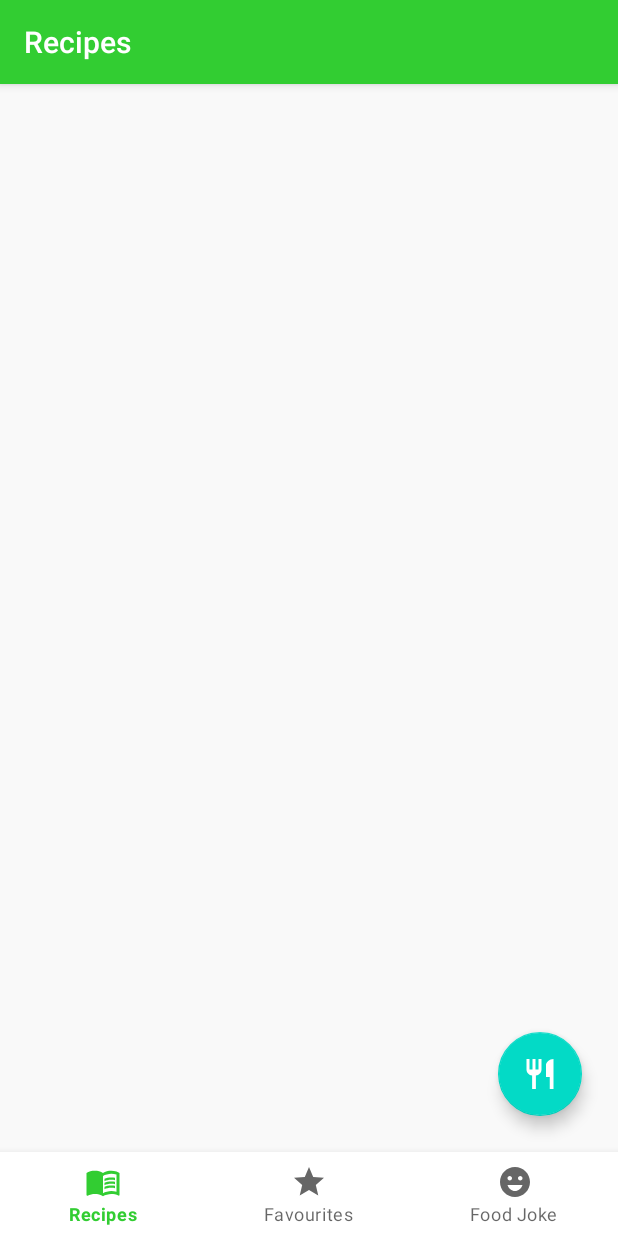
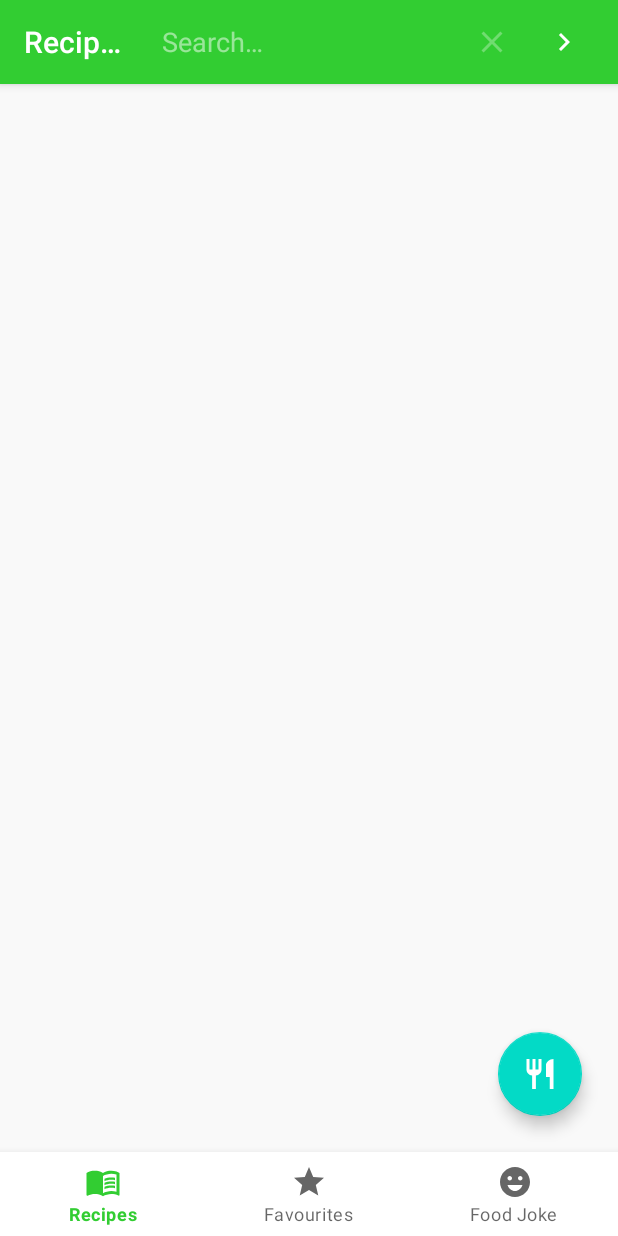
Before and after one commit to narasimha-v/Foody, an Android app: the screen it shows after launch (MainActivity), after a tap on an icon or button, on a phone screen of 412 x 824 dp. Run offline under Robolectric (Android 15) with nearby library versions, the phone set to English and light mode, and no system bars; our stand-ins replace Dagger/Hilt's generated code, Room's generated code, Shimmer, data binding, navigation-ui; plain views replace ShimmerRecyclerView; Roboto replaces fonts that are not available here; 6 statements that could not run were skipped; 1 other tap on this screen came first.

Commit message:
Search recipes

```diff
--- a/app/src/main/java/com/example/foody/data/RemoteDataSource.kt
+++ b/app/src/main/java/com/example/foody/data/RemoteDataSource.kt
@@ -11,4 +11,8 @@ class RemoteDataSource @Inject constructor(
     suspend fun getRecipes(queries: Map<String, String>): Response<FoodRecipe> {
         return foodRecipesApi.getRecipes(queries)
     }
+
+    suspend fun searchRecipes(searchQuery: Map<String, String>): Response<FoodRecipe> {
+        return foodRecipesApi.searchRecipes(searchQuery)
+    }
 }
--- a/app/src/main/java/com/example/foody/data/network/FoodRecipesApi.kt
+++ b/app/src/main/java/com/example/foody/data/network/FoodRecipesApi.kt
@@ -10,4 +10,9 @@ interface FoodRecipesApi {
     suspend fun getRecipes(
         @QueryMap queries: Map<String, String>
     ): Response<FoodRecipe>
+
+    @GET("/recipes/complexSearch")
+    suspend fun searchRecipes(
+        @QueryMap searchQuery: Map<String, String>
+    ): Response<FoodRecipe>
 }
--- a/app/src/main/java/com/example/foody/ui/fragments/recipes/RecipesFragment.kt
+++ b/app/src/main/java/com/example/foody/ui/fragments/recipes/RecipesFragment.kt
@@ -2,10 +2,9 @@ package com.example.foody.ui.fragments.recipes
 
 import android.os.Bundle
 import android.util.Log
-import android.view.LayoutInflater
-import android.view.View
-import android.view.ViewGroup
+import android.view.*
 import android.widget.Toast
+import androidx.appcompat.widget.SearchView
 import androidx.fragment.app.Fragment
 import androidx.lifecycle.ViewModelProvider
 import androidx.lifecycle.lifecycleScope
@@ -21,11 +20,10 @@ import com.example.foody.util.NetworkResult
 import com.example.foody.util.observeOnce
 import com.example.foody.viewModels.RecipesViewModel
 import dagger.hilt.android.AndroidEntryPoint
-import kotlinx.coroutines.flow.collect
 import kotlinx.coroutines.launch
 
 @AndroidEntryPoint
-class RecipesFragment : Fragment() {
+class RecipesFragment : Fragment(), SearchView.OnQueryTextListener {
     private val args by navArgs<RecipesFragmentArgs>()
 
     private var _binding: FragmentRecipesBinding? = null
@@ -51,6 +49,8 @@ class RecipesFragment : Fragment() {
         )
         binding.lifecycleOwner = this
         binding.mainViewModel = mainViewModel
+
+        setHasOptionsMenu(true)
 
         setupRecyclerView()
 
@@ -89,6 +89,32 @@ class RecipesFragment : Fragment() {
         showShimmerEffect()
     }
 
+    @Deprecated(
+        "Deprecated in Java", ReplaceWith(
+            "super.onCreateOptionsMenu(menu, inflater)",
+            "androidx.fragment.app.Fragment"
+        )
+    )
+    override fun onCreateOptionsMenu(menu: Menu, inflater: MenuInflater) {
+        inflater.inflate(R.menu.recipes_menu, menu)
+        val search = menu.findItem(R.id.menuSearch)
+        val searchView = search.actionView as? SearchView
+        searchView?.isSubmitButtonEnabled = true
+        searchView?.setOnQueryTextListener(this)
+        super.onCreateOptionsMenu(menu, inflater)
+    }
+
+    override fun onQueryTextSubmit(query: String?): Boolean {
+        if (query != null) {
+            searchApiData(query)
+        }
+        return true
+    }
+
+    override fun onQueryTextChange(query: String?): Boolean {
+        return true
+    }
+
     private fun readDatabase() {
         lifecycleScope.launch {
             mainViewModel.readRecipes.observeOnce(viewLifecycleOwner) { database ->
@@ -107,6 +133,37 @@ class RecipesFragment : Fragment() {
         Log.d("RecipesFragment", "requestApiData called")
         mainViewModel.getRecipes(recipesViewModel.applyQueries())
         mainViewModel.recipesResponse.observe(
+            viewLifecycleOwner
+        ) { response ->
+            when (response) {
+                is NetworkResult.Success -> {
+                    Log.i("response from server", response.toString())
+                    hideShimmerEffect()
+                    response.data?.let {
+                        mAdapter.setData(it)
+                    }
+                }
+                is NetworkResult.Error -> {
+                    Log.i("response from server", response.toString())
+                    hideShimmerEffect()
+                    loadDataFromCache()
+                    Toast.makeText(
+                        requireContext(),
+                        response.message.toString(),
+                        Toast.LENGTH_SHORT
+                    ).show()
+                }
+                is NetworkResult.Loading -> {
+                    showShimmerEffect()
+                }
+            }
+        }
+    }
+
+    private fun searchApiData(searchQuery: String) {
+        showShimmerEffect()
+        mainViewModel.searchRecipes(recipesViewModel.applySearchQuery(searchQuery))
+        mainViewModel.searchRecipesResponse.observe(
             viewLifecycleOwner
         ) { response ->
             when (response) {
--- a/app/src/main/java/com/example/foody/util/Constants.kt
+++ b/app/src/main/java/com/example/foody/util/Constants.kt
@@ -12,6 +12,7 @@ class Constants {
         const val QUERY_DIET = "diet"
         const val QUERY_ADD_RECIPE_INFORMATION = "addRecipeInformation"
         const val QUERY_FILL_INGREDIENTS = "fillIngredients"
+        const val QUERY_SEARCH = "query"
 
         // Room Database
         const val DATABASE_NAME = "recipes_database"
--- /dev/null
+++ b/app/src/main/res/drawable/ic_search.xml
@@ -0,0 +1,5 @@
+<vector android:height="24dp" android:tint="#000000"
+    android:viewportHeight="24" android:viewportWidth="24"
+    android:width="24dp" xmlns:android="http://schemas.android.com/apk/res/android">
+    <path android:fillColor="@android:color/white" android:pathData="M15.5,14h-0.79l-0.28,-0.27C15.41,12.59 16,11.11 16,9.5 16,5.91 13.09,3 9.5,3S3,5.91 3,9.5 5.91,16 9.5,16c1.61,0 3.09,-0.59 4.23,-1.57l0.27,0.28v0.79l5,4.99L20.49,19l-4.99,-5zM9.5,14C7.01,14 5,11.99 5,9.5S7.01,5 9.5,5 14,7.01 14,9.5 11.99,14 9.5,14z"/>
+</vector>
--- /dev/null
+++ b/app/src/main/res/menu/recipes_menu.xml
@@ -0,0 +1,13 @@
+<?xml version="1.0" encoding="utf-8"?>
+<menu xmlns:android="http://schemas.android.com/apk/res/android"
+    xmlns:app="http://schemas.android.com/apk/res-auto"
+    xmlns:tools="http://schemas.android.com/tools">
+    <item
+        android:id="@+id/menuSearch"
+        android:icon="@drawable/ic_search"
+        android:iconTint="@color/white"
+        android:title="@string/search"
+        app:actionViewClass="androidx.appcompat.widget.SearchView"
+        app:showAsAction="ifRoom"
+        tools:targetApi="o" />
+</menu>
--- a/app/src/main/res/values/strings.xml
+++ b/app/src/main/res/values/strings.xml
@@ -5,4 +5,5 @@
     <string name="food_joke_fragment">Food Joke</string>
     <!-- TODO: Remove or change this placeholder text -->
     <string name="hello_blank_fragment">Hello blank fragment</string>
+    <string name="search">Search</string>
 </resources>
```
Also changed, not shown: app/src/main/java/com/example/foody/viewModels/MainViewModel.kt (+19 -0 lines), app/src/main/java/com/example/foody/viewModels/RecipesViewModel.kt (+22 -0 lines).
